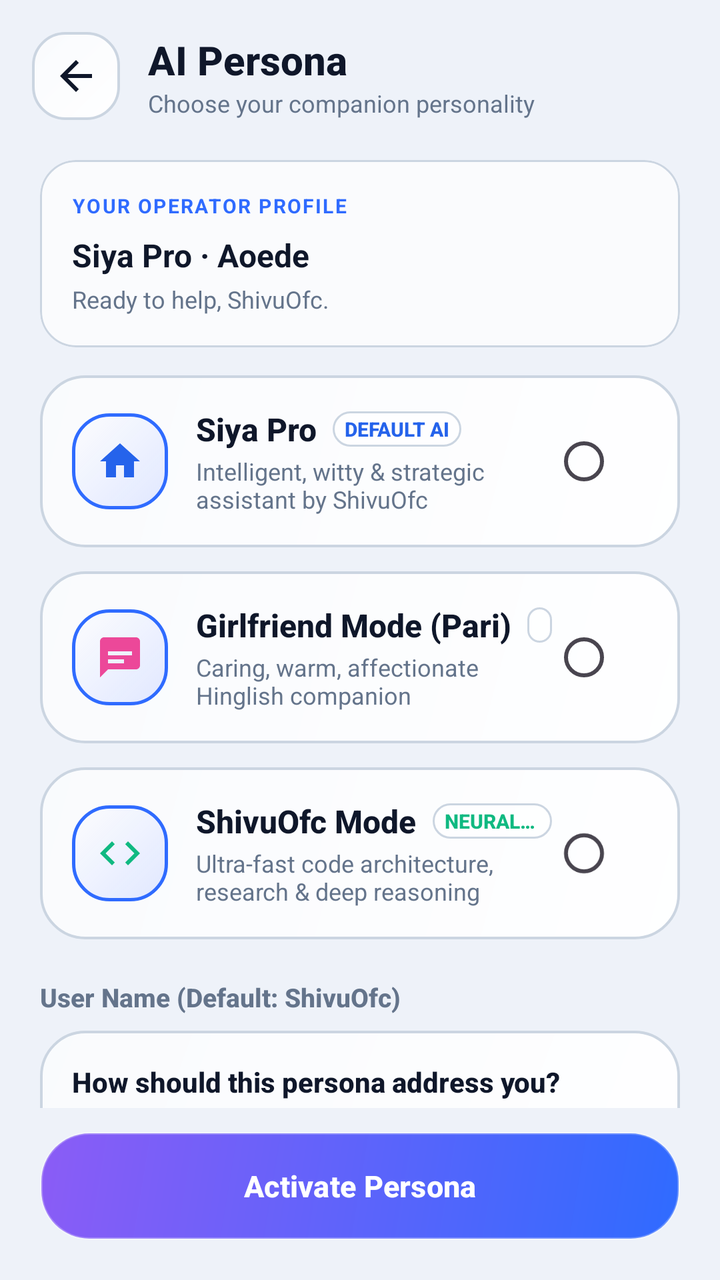
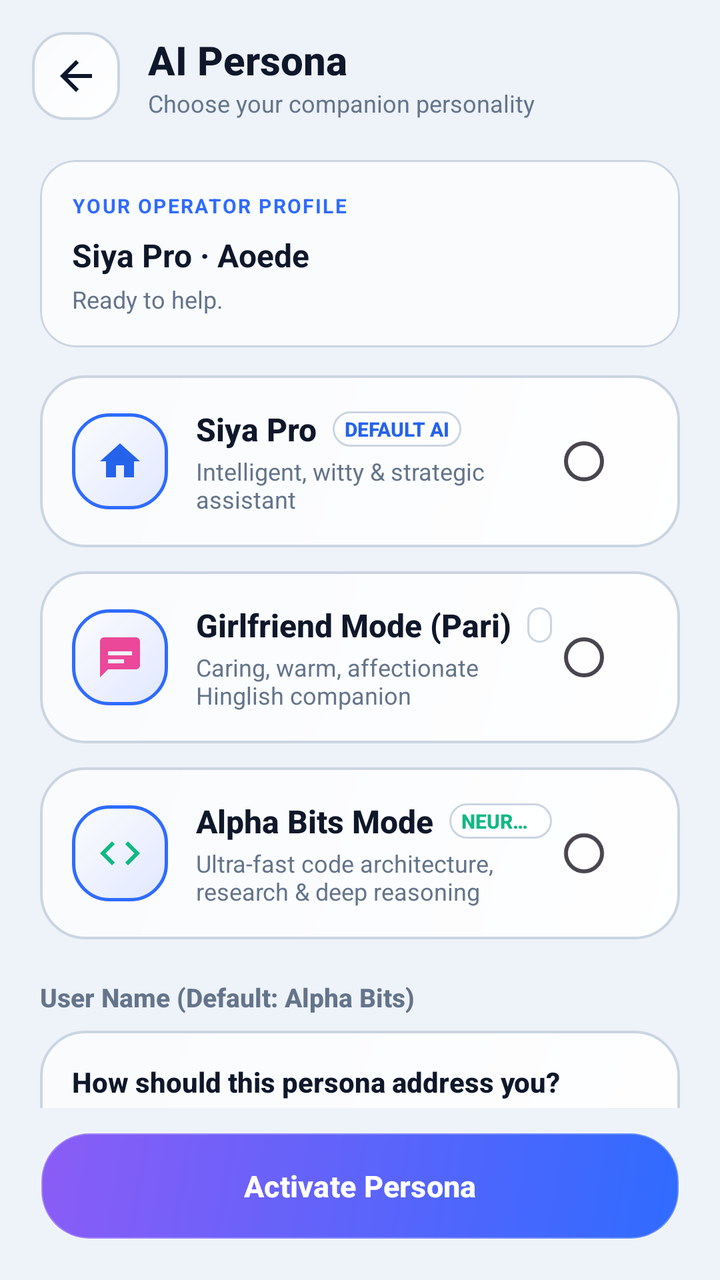

Two renders of the same Android screen: before a commit and after it. Below are the layout's source before the change and the commit's diff.
<!-- AndroidManifest.xml: application theme Theme.JarvisAssistant -->
<!-- res/layout/activity_persona.xml -->
<?xml version="1.0" encoding="utf-8"?>
<androidx.constraintlayout.widget.ConstraintLayout
    xmlns:android="http://schemas.android.com/apk/res/android"
    xmlns:app="http://schemas.android.com/apk/res-auto"
    android:layout_width="match_parent"
    android:layout_height="match_parent"
    android:background="?attr/themeBg"
    android:focusable="true"
    android:focusableInTouchMode="true">

    
    <LinearLayout
        android:id="@+id/topBar"
        android:layout_width="match_parent"
        android:layout_height="wrap_content"
        android:orientation="horizontal"
        android:gravity="center_vertical"
        android:paddingStart="16dp"
        android:paddingEnd="16dp"
        android:paddingTop="16dp"
        android:paddingBottom="12dp"
        app:layout_constraintTop_toTopOf="parent">

        <ImageButton
            android:id="@+id/btnBack"
            android:layout_width="44dp"
            android:layout_height="44dp"
            android:background="@drawable/bg_jarvis_icon_square"
            android:src="@drawable/ic_back"
            app:tint="?attr/themeTextPrimary"
            android:contentDescription="Back" />

        <LinearLayout
            android:layout_width="0dp"
            android:layout_height="wrap_content"
            android:layout_weight="1"
            android:orientation="vertical"
            android:layout_marginStart="14dp">

            <TextView
                android:layout_width="wrap_content"
                android:layout_height="wrap_content"
                android:text="AI Persona"
                android:textColor="?attr/themeTextPrimary"
                android:textSize="20sp"
                android:fontFamily="sans-serif-medium"
                android:textStyle="bold" />

            <TextView
                android:layout_width="wrap_content"
                android:layout_height="wrap_content"
                android:text="Choose your companion personality"
                android:textColor="?attr/themeTextMuted"
                android:textSize="12sp"
                android:fontFamily="sans-serif" />
        </LinearLayout>
    </LinearLayout>

    <ScrollView
        android:id="@+id/scrollPersona"
        android:layout_width="match_parent"
        android:layout_height="0dp"
        android:paddingStart="20dp"
        android:paddingEnd="20dp"
        android:scrollbars="none"
        android:descendantFocusability="beforeDescendants"
        app:layout_constraintTop_toBottomOf="@id/topBar"
        app:layout_constraintBottom_toTopOf="@id/layoutBottomBar">

        <LinearLayout
            android:layout_width="match_parent"
            android:layout_height="wrap_content"
            android:orientation="vertical"
            android:paddingTop="8dp"
            android:paddingBottom="24dp">

            <com.google.android.material.card.MaterialCardView
                android:layout_width="match_parent"
                android:layout_height="wrap_content"
                android:layout_marginBottom="14dp"
                app:cardBackgroundColor="?attr/themeCardBg"
                app:strokeColor="?attr/themeCardBorder"
                app:strokeWidth="1dp"
                app:cardCornerRadius="18dp">

                <LinearLayout
                    android:layout_width="match_parent"
                    android:layout_height="wrap_content"
                    android:orientation="vertical"
                    android:padding="16dp">

                    <TextView
                        android:layout_width="wrap_content"
                        android:layout_height="wrap_content"
                        android:text="YOUR OPERATOR PROFILE"
                        android:textColor="?attr/themeAccent"
                        android:textSize="10sp"
                        android:letterSpacing="0.08"
                        android:textStyle="bold" />

                    <TextView
                        android:id="@+id/tvPersonaPreview"
                        android:layout_width="match_parent"
                        android:layout_height="wrap_content"
                        android:layout_marginTop="7dp"
                        android:text="Siya Pro · Aoede"
                        android:textColor="?attr/themeTextPrimary"
                        android:textSize="16sp"
                        android:textStyle="bold" />

                    <TextView
                        android:id="@+id/tvPersonaGreeting"
                        android:layout_width="match_parent"
                        android:layout_height="wrap_content"
                        android:layout_marginTop="3dp"
                        android:text="Ready to help, ShivuOfc."
                        android:textColor="?attr/themeTextMuted"
                        android:textSize="12sp" />
                </LinearLayout>
            </com.google.android.material.card.MaterialCardView>

            
            <LinearLayout
                android:id="@+id/cardPersonaJarvis"
                android:layout_width="match_parent"
                android:layout_height="wrap_content"
                android:orientation="horizontal"
                android:gravity="center_vertical"
                android:background="@drawable/bg_jarvis_card"
                android:padding="16dp"
                android:clickable="true"
                android:focusable="true"
                android:layout_marginBottom="12dp">

                <FrameLayout
                    android:layout_width="48dp"
                    android:layout_height="48dp">
                    <ImageView
                        android:layout_width="match_parent"
                        android:layout_height="match_parent"
                        android:background="@drawable/bg_jarvis_avatar"
                        android:src="@drawable/ic_nav_home"
                        app:tint="@color/accent_sapphire"
                        android:padding="12dp"
                        android:contentDescription="Siya Ai" />
                </FrameLayout>

                <LinearLayout
                    android:layout_width="0dp"
                    android:layout_height="wrap_content"
                    android:layout_weight="1"
                    android:orientation="vertical"
                    android:layout_marginStart="14dp">

                    <LinearLayout
                        android:layout_width="wrap_content"
                        android:layout_height="wrap_content"
                        android:orientation="horizontal"
                        android:gravity="center_vertical">

                        <TextView
                            android:layout_width="wrap_content"
                            android:layout_height="wrap_content"
                            android:text="Siya Pro"
                            android:textColor="?attr/themeTextPrimary"
                            android:textSize="16sp"
                            android:fontFamily="sans-serif-medium"
                            android:textStyle="bold" />

                        <TextView
                            android:layout_width="wrap_content"
                            android:layout_height="wrap_content"
                            android:text="DEFAULT AI"
                            android:singleLine="true"
                            android:maxLines="1"
                            android:textColor="@color/accent_sapphire"
                            android:textSize="10sp"
                            android:textStyle="bold"
                            android:fontFamily="sans-serif-medium"
                            android:background="@drawable/bg_jarvis_chip"
                            android:paddingStart="6dp"
                            android:paddingEnd="6dp"
                            android:paddingTop="2dp"
                            android:paddingBottom="2dp"
                            android:layout_marginStart="8dp" />
                    </LinearLayout>

                    <TextView
                        android:layout_width="wrap_content"
                        android:layout_height="wrap_content"
                        android:text="Intelligent, witty &amp; strategic assistant by ShivuOfc"
                        android:textColor="?attr/themeTextMuted"
                        android:textSize="12sp"
                        android:fontFamily="sans-serif"
                        android:layout_marginTop="2dp" />
                </LinearLayout>

                <RadioButton
                    android:id="@+id/rbSelectJarvis"
                    android:layout_width="wrap_content"
                    android:layout_height="wrap_content"
                    android:clickable="false"
                    android:focusable="false" />
            </LinearLayout>

            
            <LinearLayout
                android:id="@+id/cardPersonaGirlfriend"
                android:layout_width="match_parent"
                android:layout_height="wrap_content"
                android:orientation="horizontal"
                android:gravity="center_vertical"
                android:background="@drawable/bg_jarvis_card"
                android:padding="16dp"
                android:clickable="true"
                android:focusable="true"
                android:layout_marginBottom="12dp">

                <FrameLayout
                    android:layout_width="48dp"
                    android:layout_height="48dp">
                    <ImageView
                        android:layout_width="match_parent"
                        android:layout_height="match_parent"
                        android:background="@drawable/bg_jarvis_avatar"
                        android:src="@drawable/ic_nav_chat"
                        app:tint="#EC4899"
                        android:padding="12dp"
                        android:contentDescription="Girlfriend" />
                </FrameLayout>

                <LinearLayout
                    android:layout_width="0dp"
                    android:layout_height="wrap_content"
                    android:layout_weight="1"
                    android:orientation="vertical"
                    android:layout_marginStart="14dp">

                    <LinearLayout
                        android:layout_width="wrap_content"
                        android:layout_height="wrap_content"
                        android:orientation="horizontal"
                        android:gravity="center_vertical">

                        <TextView
                            android:layout_width="wrap_content"
                            android:layout_height="wrap_content"
                            android:text="Girlfriend Mode (Pari)"
                            android:textColor="?attr/themeTextPrimary"
                            android:textSize="16sp"
                            android:fontFamily="sans-serif-medium"
                            android:textStyle="bold" />

                        <TextView
                            android:layout_width="wrap_content"
                            android:layout_height="wrap_content"
                            android:text="SWEET"
                            android:singleLine="true"
                            android:maxLines="1"
                            android:textColor="#EC4899"
                            android:textSize="10sp"
                            android:textStyle="bold"
                            android:fontFamily="sans-serif-medium"
                            android:background="@drawable/bg_jarvis_chip"
                            android:paddingStart="6dp"
                            android:paddingEnd="6dp"
                            android:paddingTop="2dp"
                            android:paddingBottom="2dp"
                            android:layout_marginStart="8dp" />
                    </LinearLayout>

                    <TextView
                        android:layout_width="wrap_content"
                        android:layout_height="wrap_content"
                        android:text="Caring, warm, affectionate Hinglish companion"
                        android:textColor="?attr/themeTextMuted"
                        android:textSize="12sp"
                        android:fontFamily="sans-serif"
                        android:layout_marginTop="2dp" />
                </LinearLayout>

                <RadioButton
                    android:id="@+id/rbSelectGirlfriend"
                    android:layout_width="wrap_content"
                    android:layout_height="wrap_content"
                    android:clickable="false"
                    android:focusable="false" />
            </LinearLayout>

            
            <LinearLayout
                android:id="@+id/cardPersonaShivuOfc"
                android:layout_width="match_parent"
                android:layout_height="wrap_content"
                android:orientation="horizontal"
                android:gravity="center_vertical"
                android:background="@drawable/bg_jarvis_card"
                android:padding="16dp"
                android:clickable="true"
                android:focusable="true"
                android:layout_marginBottom="20dp">

                <FrameLayout
                    android:layout_width="48dp"
                    android:layout_height="48dp">
                    <ImageView
                        android:layout_width="match_parent"
                        android:layout_height="match_parent"
                        android:background="@drawable/bg_jarvis_avatar"
                        android:src="@drawable/ic_code_chip"
                        app:tint="#10B981"
                        android:padding="12dp"
                        android:contentDescription="ShivuOfc" />
                </FrameLayout>

                <LinearLayout
                    android:layout_width="0dp"
                    android:layout_height="wrap_content"
                    android:layout_weight="1"
                    android:orientation="vertical"
                    android:layout_marginStart="14dp">

                    <LinearLayout
                        android:layout_width="wrap_content"
                        android:layout_height="wrap_content"
                        android:orientation="horizontal"
                        android:gravity="center_vertical">

                        <TextView
                            android:layout_width="wrap_content"
                            android:layout_height="wrap_content"
                            android:text="ShivuOfc Mode"
                            android:textColor="?attr/themeTextPrimary"
                            android:textSize="16sp"
                            android:fontFamily="sans-serif-medium"
                            android:textStyle="bold" />

                        <TextView
                            android:layout_width="wrap_content"
                            android:layout_height="wrap_content"
                            android:text="NEURAL CORE"
                            android:singleLine="true"
                            android:maxLines="1"
                            android:textColor="#10B981"
                            android:textSize="10sp"
                            android:textStyle="bold"
                            android:fontFamily="sans-serif-medium"
                            android:background="@drawable/bg_jarvis_chip"
                            android:paddingStart="6dp"
                            android:paddingEnd="6dp"
                            android:paddingTop="2dp"
                            android:paddingBottom="2dp"
                            android:layout_marginStart="8dp" />
                    </LinearLayout>

                    <TextView
                        android:layout_width="wrap_content"
                        android:layout_height="wrap_content"
                        android:text="Ultra-fast code architecture, research &amp; deep reasoning"
                        android:textColor="?attr/themeTextMuted"
                        android:textSize="12sp"
                        android:fontFamily="sans-serif"
                        android:layout_marginTop="2dp" />
                </LinearLayout>

                <RadioButton
                    android:id="@+id/rbSelectShivuOfc"
                    android:layout_width="wrap_content"
                    android:layout_height="wrap_content"
                    android:clickable="false"
                    android:focusable="false" />
            </LinearLayout>

            
            <TextView
                android:layout_width="wrap_content"
                android:layout_height="wrap_content"
                android:text="User Name (Default: ShivuOfc)"
                android:textColor="?attr/themeTextMuted"
                android:textSize="13sp"
                android:fontFamily="sans-serif-medium"
                android:textStyle="bold"
                android:layout_marginBottom="8dp" />

            <LinearLayout
                android:layout_width="match_parent"
                android:layout_height="wrap_content"
                android:orientation="vertical"
                android:background="@drawable/bg_jarvis_card"
                android:padding="16dp"
                android:layout_marginBottom="16dp">

                <TextView
                    android:layout_width="wrap_content"
                    android:layout_height="wrap_content"
                    android:text="How should this persona address you?"
                    android:textColor="?attr/themeTextPrimary"
                    android:textSize="14sp"
                    android:fontFamily="sans-serif-medium"
                    android:textStyle="bold" />

                <com.google.android.material.textfield.TextInputLayout
                    android:layout_width="match_parent"
                    android:layout_height="wrap_content"
                    android:layout_marginTop="10dp"
                    app:boxBackgroundMode="outline"
                    app:boxCornerRadiusTopStart="12dp"
                    app:boxCornerRadiusTopEnd="12dp"
                    app:boxCornerRadiusBottomStart="12dp"
                    app:boxCornerRadiusBottomEnd="12dp"
                    app:boxStrokeColor="@color/accent_sapphire">

                    <com.google.android.material.textfield.TextInputEditText
                        android:id="@+id/etUserName"
                        android:layout_width="match_parent"
                        android:layout_height="wrap_content"
                        android:hint="ShivuOfc"
                        android:text="ShivuOfc"
                        android:inputType="textPersonName"
                        android:textColor="?attr/themeTextPrimary"
                        android:textSize="14sp"
                        android:fontFamily="sans-serif" />
                </com.google.android.material.textfield.TextInputLayout>
            </LinearLayout>

            
            <TextView
                android:layout_width="wrap_content"
                android:layout_height="wrap_content"
                android:text="Voice Tone"
                android:textColor="?attr/themeTextMuted"
                android:textSize="13sp"
                android:fontFamily="sans-serif-medium"
                android:textStyle="bold"
                android:layout_marginBottom="8dp" />

            <RadioGroup
                android:id="@+id/rgVoiceGroup"
                android:layout_width="match_parent"
                android:layout_height="wrap_content"
                android:background="@drawable/bg_jarvis_card"
                android:padding="14dp"
                android:layout_marginBottom="24dp">

                <RadioButton
                    android:id="@+id/rbVoiceAoede"
                    android:layout_width="match_parent"
                    android:layout_height="wrap_content"
                    android:text="Aoede (Warm, expressive female voice)"
                    android:textColor="?attr/themeTextPrimary"
                    android:textSize="13sp"
                    android:fontFamily="sans-serif-medium"
                    android:paddingTop="6dp"
                    android:paddingBottom="6dp" />

                <View
                    android:layout_width="match_parent"
                    android:layout_height="1dp"
                    android:background="@color/border_subtle" />

                <RadioButton
                    android:id="@+id/rbVoiceKore"
                    android:layout_width="match_parent"
                    android:layout_height="wrap_content"
                    android:text="Kore (Gentle, calm female voice)"
                    android:textColor="?attr/themeTextPrimary"
                    android:textSize="13sp"
                    android:fontFamily="sans-serif-medium"
                    android:paddingTop="6dp"
                    android:paddingBottom="6dp" />

                <View
                    android:layout_width="match_parent"
                    android:layout_height="1dp"
                    android:background="@color/border_subtle" />

                <RadioButton
                    android:id="@+id/rbVoiceLeda"
                    android:layout_width="match_parent"
                    android:layout_height="wrap_content"
                    android:text="Leda (Youthful, bright female voice)"
                    android:textColor="?attr/themeTextPrimary"
                    android:textSize="13sp"
                    android:fontFamily="sans-serif-medium"
                    android:paddingTop="6dp"
                    android:paddingBottom="6dp" />

                <View
                    android:layout_width="match_parent"
                    android:layout_height="1dp"
                    android:background="@color/border_subtle" />

                <RadioButton
                    android:id="@+id/rbVoiceZephyr"
                    android:layout_width="match_parent"
                    android:layout_height="wrap_content"
                    android:text="Zephyr (Clear, soothing female voice)"
                    android:textColor="?attr/themeTextPrimary"
                    android:textSize="13sp"
                    android:fontFamily="sans-serif-medium"
                    android:paddingTop="6dp"
                    android:paddingBottom="6dp" />
            </RadioGroup>

        </LinearLayout>
    </ScrollView>

    
    <LinearLayout
        android:id="@+id/layoutBottomBar"
        android:layout_width="match_parent"
        android:layout_height="wrap_content"
        android:paddingStart="20dp"
        android:paddingEnd="20dp"
        android:paddingTop="12dp"
        android:paddingBottom="20dp"
        android:background="?attr/themeBg"
        app:layout_constraintBottom_toBottomOf="parent">

        <com.google.android.material.button.MaterialButton
            android:id="@+id/btnActivatePersona"
            android:layout_width="match_parent"
            android:layout_height="54dp"
            android:background="@drawable/bg_jarvis_pill_button"
            app:backgroundTint="@null"
            android:text="Activate Persona"
            android:textColor="#FFFFFF"
            android:textSize="15sp"
            android:textStyle="bold"
            android:fontFamily="sans-serif-medium"
            android:textAllCaps="false" />
    </LinearLayout>

</androidx.constraintlayout.widget.ConstraintLayout>
<!-- resources referenced by this layout -->
<resources>
  <color name="accent_sapphire">#2563EB</color>
  <color name="border_subtle">#E2E8F0</color>
  <!-- drawable bg_jarvis_chip (drawable) -->
  <?xml version="1.0" encoding="utf-8"?>
  <ripple xmlns:android="http://schemas.android.com/apk/res/android"
      android:color="#20000000">
      <item>
          <shape android:shape="rectangle">
              <corners android:radius="18dp" />
              <solid android:color="?attr/themeChipBg" />
              <stroke
                  android:width="1dp"
                  android:color="?attr/themeCardBorder" />
          </shape>
      </item>
  </ripple>
  <!-- drawable ic_back (drawable) -->
  <vector xmlns:android="http://schemas.android.com/apk/res/android"
      android:width="24dp"
      android:height="24dp"
      android:viewportWidth="24"
      android:viewportHeight="24">
    <path
        android:fillColor="#F4F4F6"
        android:pathData="M20,11H7.83l5.59,-5.59L12,4l-8,8 8,8 1.41,-1.41L7.83,13H20v-2z"/>
  </vector>
  <!-- drawable ic_code_chip (drawable) -->
  <vector xmlns:android="http://schemas.android.com/apk/res/android"
      android:width="20dp"
      android:height="20dp"
      android:viewportWidth="24"
      android:viewportHeight="24">
      <path
          android:fillColor="@color/naira_text_pink"
          android:pathData="M9.4,16.6L4.8,12l4.6,-4.6L8,6l-6,6 6,6 1.4,-1.4zM14.6,16.6l4.6,-4.6 -4.6,-4.6L16,6l6,6 -6,6 -1.4,-1.4z" />
  </vector>
  <!-- drawable ic_nav_chat (drawable) -->
  <vector xmlns:android="http://schemas.android.com/apk/res/android"
      android:width="24dp"
      android:height="24dp"
      android:viewportWidth="24"
      android:viewportHeight="24">
      <path
          android:fillColor="@color/text_subtle"
          android:pathData="M20,2H4C2.9,2 2,2.9 2,4v18l4,-4h14c1.1,0 2,-0.9 2,-2V4C22,2.9 21.1,2 20,2zM6,9h12v2H6V9zm0,4h8v2H6v-2z" />
  </vector>
  <!-- drawable ic_nav_home (drawable) -->
  <vector xmlns:android="http://schemas.android.com/apk/res/android"
      android:width="24dp"
      android:height="24dp"
      android:viewportWidth="24"
      android:viewportHeight="24">
      <path
          android:fillColor="@color/naira_red_bright"
          android:pathData="M10,20v-6h4v6h5v-8h3L12,3 2,12h3v8z" />
  </vector>
  <style name="Theme.JarvisAssistant" parent="Theme.JarvisAssistant.Light" />
  <color name="naira_text_pink">#475569</color>
  <color name="text_subtle">#94A3B8</color>
  <color name="naira_red_bright">#2563EB</color>
  <!-- drawable bg_liquid_glow_light_1 (drawable) -->
  <?xml version="1.0" encoding="utf-8"?>
  <shape xmlns:android="http://schemas.android.com/apk/res/android"
      android:shape="oval">
      <gradient
          android:type="radial"
          android:gradientRadius="140dp"
          android:startColor="#262F6BFF"
          android:centerColor="#102F6BFF"
          android:endColor="#002F6BFF" />
  </shape>
  <!-- drawable bg_liquid_glow_light_2 (drawable) -->
  <?xml version="1.0" encoding="utf-8"?>
  <shape xmlns:android="http://schemas.android.com/apk/res/android"
      android:shape="oval">
      <gradient
          android:type="radial"
          android:gradientRadius="130dp"
          android:startColor="#208B5CF6"
          android:centerColor="#0D8B5CF6"
          android:endColor="#008B5CF6" />
  </shape>
  <!-- drawable bg_liquid_glow_light_3 (drawable) -->
  <?xml version="1.0" encoding="utf-8"?>
  <shape xmlns:android="http://schemas.android.com/apk/res/android"
      android:shape="oval">
      <gradient
          android:type="radial"
          android:gradientRadius="140dp"
          android:startColor="#1A06B6D4"
          android:centerColor="#0B06B6D4"
          android:endColor="#0006B6D4" />
  </shape>
  <!-- unchanged entries left out for length: 5 -->
</resources>

<!-- the commit's change to res/layout/activity_persona.xml (unified diff, before → after) -->
@@ -113,7 +113,7 @@
                         android:layout_width="match_parent"
                         android:layout_height="wrap_content"
                         android:layout_marginTop="3dp"
-                        android:text="Ready to help, ShivuOfc."
+                        android:text="Ready to help."
                         android:textColor="?attr/themeTextMuted"
                         android:textSize="12sp" />
                 </LinearLayout>
@@ -188,7 +188,7 @@
                     <TextView
                         android:layout_width="wrap_content"
                         android:layout_height="wrap_content"
-                        android:text="Intelligent, witty &amp; strategic assistant by ShivuOfc"
+                        android:text="Intelligent, witty &amp; strategic assistant"
                         android:textColor="?attr/themeTextMuted"
                         android:textSize="12sp"
                         android:fontFamily="sans-serif"
@@ -329,7 +329,7 @@
                         <TextView
                             android:layout_width="wrap_content"
                             android:layout_height="wrap_content"
-                            android:text="ShivuOfc Mode"
+                            android:text="Alpha Bits Mode"
                             android:textColor="?attr/themeTextPrimary"
                             android:textSize="16sp"
                             android:fontFamily="sans-serif-medium"
@@ -375,7 +375,7 @@
             <TextView
                 android:layout_width="wrap_content"
                 android:layout_height="wrap_content"
-                android:text="User Name (Default: ShivuOfc)"
+                android:text="User Name (Default: Alpha Bits)"
                 android:textColor="?attr/themeTextMuted"
                 android:textSize="13sp"
                 android:fontFamily="sans-serif-medium"
@@ -414,8 +414,8 @@
                         android:id="@+id/etUserName"
                         android:layout_width="match_parent"
                         android:layout_height="wrap_content"
-                        android:hint="ShivuOfc"
-                        android:text="ShivuOfc"
+                        android:hint="Alpha Bits"
+                        android:text="Alpha Bits"
                         android:inputType="textPersonName"
                         android:textColor="?attr/themeTextPrimary"
                         android:textSize="14sp"
@@ -501,6 +501,19 @@
                     android:paddingTop="6dp"
                     android:paddingBottom="6dp" />
             </RadioGroup>
+
+            
+            <TextView
+                android:id="@+id/tvUnifiedFooter"
+                android:layout_width="match_parent"
+                android:layout_height="wrap_content"
+                android:text="Siya Ai • Crafted by Alpha Bits • alphabits.site"
+                android:textColor="?attr/themeTextMuted"
+                android:textSize="12sp"
+                android:gravity="center"
+                android:fontFamily="sans-serif"
+                android:layout_marginTop="16dp"
+                android:layout_marginBottom="24dp" />
 
         </LinearLayout>
     </ScrollView>
